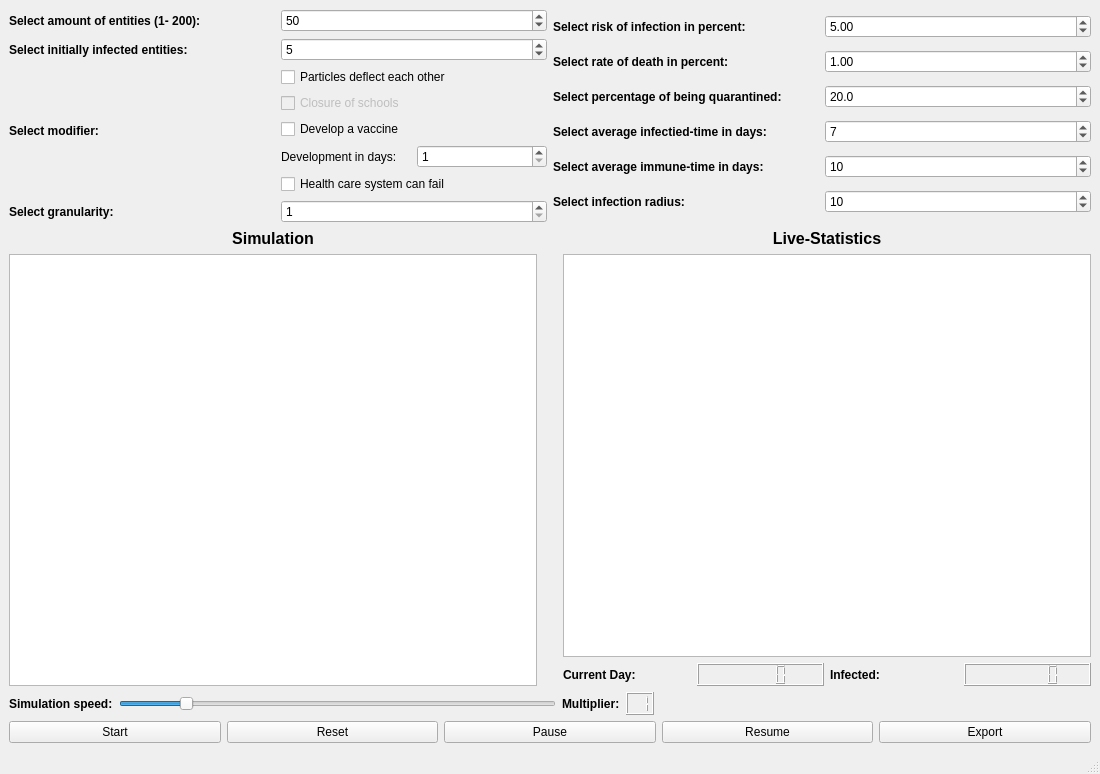
The window that resources/mainwindow.ui (JonasAdler/pandemic_simulator) describes before a commit, drawn with Qt 5.
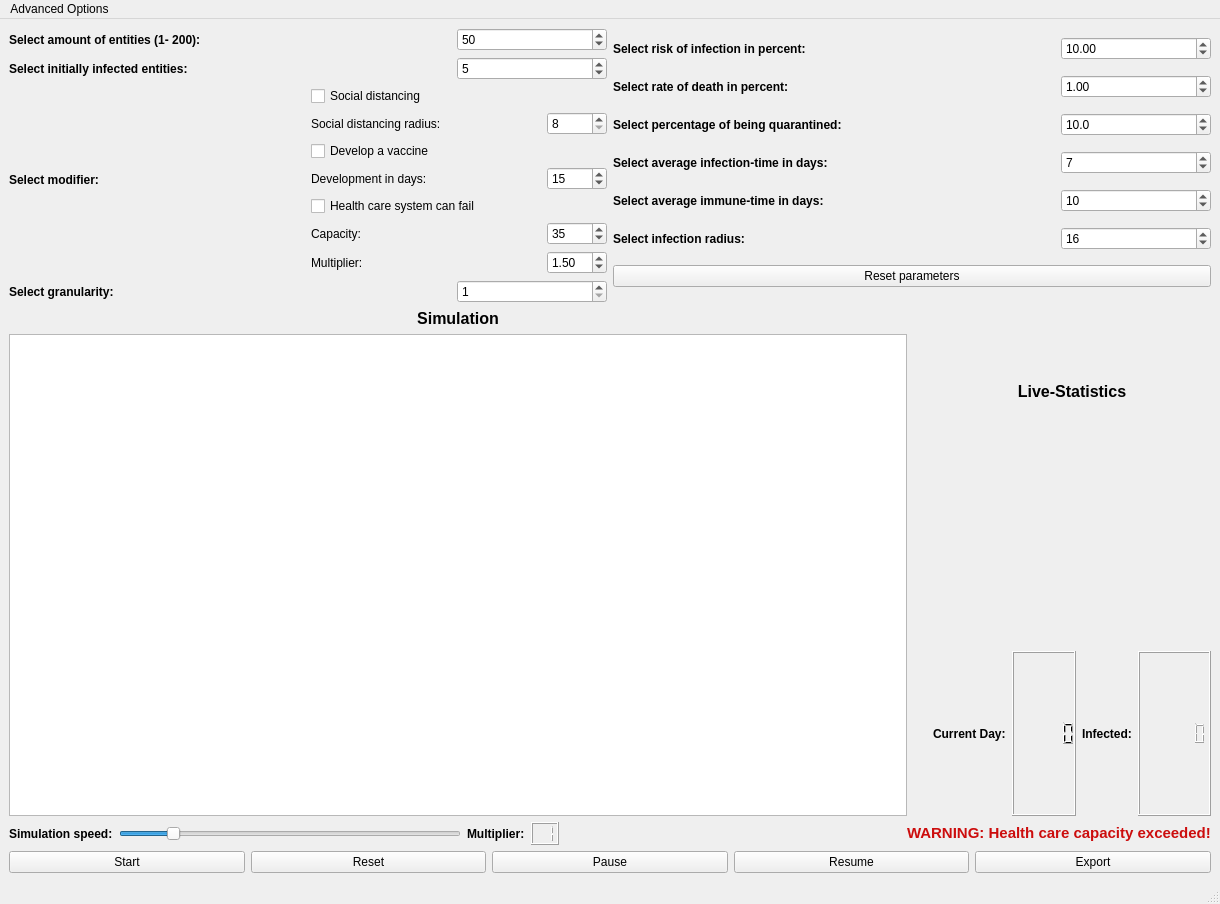
The same window after the commit. Custom widgets are drawn as their Qt base class.

Commit message: Almost finished

```diff
--- a/resources/mainwindow.ui
+++ b/resources/mainwindow.ui
@@ -6,8 +6,8 @@
    <rect>
     <x>0</x>
     <y>0</y>
-    <width>1100</width>
-    <height>774</height>
+    <width>1220</width>
+    <height>904</height>
    </rect>
   </property>
   <property name="windowTitle">
@@ -38,6 +38,18 @@
             </item>
             <item>
              <widget class="QSpinBox" name="entitiesSpinBox">
+              <property name="minimumSize">
+               <size>
+                <width>150</width>
+                <height>0</height>
+               </size>
+              </property>
+              <property name="maximumSize">
+               <size>
+                <width>150</width>
+                <height>16777215</height>
+               </size>
+              </property>
               <property name="minimum">
                <number>1</number>
               </property>
@@ -71,6 +83,18 @@
             </item>
             <item>
              <widget class="QSpinBox" name="initiallyInfectedSpinBox">
+              <property name="minimumSize">
+               <size>
+                <width>150</width>
+                <height>0</height>
+               </size>
+              </property>
+              <property name="maximumSize">
+               <size>
+                <width>150</width>
+                <height>16777215</height>
+               </size>
+              </property>
               <property name="minimum">
                <number>1</number>
               </property>
@@ -109,19 +133,45 @@
               <item>
                <widget class="QCheckBox" name="deflectEachOtherCheckBox">
                 <property name="text">
-                 <string>Particles deflect each other</string>
+                 <string>Social distancing</string>
                 </property>
                </widget>
               </item>
               <item>
-               <widget class="QCheckBox" name="closureOfSchoolsCheckBox">
-                <property name="enabled">
-                 <bool>false</bool>
-                </property>
-                <property name="text">
-                 <string>Closure of schools</string>
-                </property>
-               </widget>
+               <layout class="QHBoxLayout" name="horizontalLayout_19">
+                <item>
+                 <widget class="QLabel" name="socialDistancingLabel">
+                  <property name="toolTip">
+                   <string>&lt;html&gt;&lt;head/&gt;&lt;body&gt;&lt;p&gt;&lt;span style=&quot; font-style:italic;&quot;&gt;Select the social distancing distance for the particles! (Min value = size of particle = 8, Max value = 2x size of particle = 16)&lt;/span&gt;&lt;/p&gt;&lt;/body&gt;&lt;/html&gt;</string>
+                  </property>
+                  <property name="text">
+                   <string>Social distancing radius:</string>
+                  </property>
+                 </widget>
+                </item>
+                <item>
+                 <widget class="QSpinBox" name="socialDistancingSpinBox">
+                  <property name="minimumSize">
+                   <size>
+                    <width>60</width>
+                    <height>0</height>
+                   </size>
+                  </property>
+                  <property name="maximumSize">
+                   <size>
+                    <width>60</width>
+                    <height>60</height>
+                   </size>
+                  </property>
+                  <property name="minimum">
+                   <number>8</number>
+                  </property>
+                  <property name="maximum">
+                   <number>16</number>
+                  </property>
+                 </widget>
+                </item>
+               </layout>
               </item>
               <item>
                <widget class="QCheckBox" name="vaccineCheckBox">
@@ -144,12 +194,27 @@
                 </item>
                 <item>
                  <widget class="QSpinBox" name="vaccineDaysSpinBox">
+                  <property name="minimumSize">
+                   <size>
+                    <width>60</width>
+                    <height>0</height>
+                   </size>
+                  </property>
+                  <property name="maximumSize">
+                   <size>
+                    <width>60</width>
+                    <height>60</height>
+                   </size>
+                  </property>
                   <property name="minimum">
                    <number>1</number>
                   </property>
                   <property name="maximum">
                    <number>365</number>
                   </property>
+                  <property name="value">
+                   <number>15</number>
+                  </property>
                  </widget>
                 </item>
                </layout>
@@ -161,6 +226,88 @@
                 </property>
                </widget>
               </item>
+              <item>
+               <layout class="QVBoxLayout" name="verticalLayout_6">
+                <item>
+                 <layout class="QHBoxLayout" name="horizontalLayout_20">
+                  <item>
+                   <widget class="QLabel" name="capacityLabel">
+                    <property name="toolTip">
+                     <string>&lt;html&gt;&lt;head/&gt;&lt;body&gt;&lt;p&gt;&lt;span style=&quot; font-style:italic;&quot;&gt;Percentage of total particles -&amp;gt; Maximum amount of infected particles that the health care system can carry!&lt;/span&gt;&lt;/p&gt;&lt;/body&gt;&lt;/html&gt;</string>
+                    </property>
+                    <property name="text">
+                     <string>Capacity:</string>
+                    </property>
+                   </widget>
+                  </item>
+                  <item>
+                   <widget class="QSpinBox" name="healthCareCapacitySpinBox">
+                    <property name="minimumSize">
+                     <size>
+                      <width>60</width>
+                      <height>0</height>
+                     </size>
+                    </property>
+                    <property name="maximumSize">
+                     <size>
+                      <width>60</width>
+                      <height>60</height>
+                     </size>
+                    </property>
+                    <property name="maximum">
+                     <number>100</number>
+                    </property>
+                    <property name="value">
+                     <number>35</number>
+                    </property>
+                   </widget>
+                  </item>
+                 </layout>
+                </item>
+                <item>
+                 <layout class="QHBoxLayout" name="horizontalLayout_21">
+                  <item>
+                   <widget class="QLabel" name="deathRateMultiplierLabel">
+                    <property name="toolTip">
+                     <string>&lt;html&gt;&lt;head/&gt;&lt;body&gt;&lt;p&gt;&lt;span style=&quot; font-style:italic;&quot;&gt;How much the death rate increases for particles where treatment is no longer possible.&lt;/span&gt;&lt;/p&gt;&lt;/body&gt;&lt;/html&gt;</string>
+                    </property>
+                    <property name="text">
+                     <string>Multiplier:</string>
+                    </property>
+                   </widget>
+                  </item>
+                  <item>
+                   <widget class="QDoubleSpinBox" name="deathRateMultiplierSpinBox">
+                    <property name="minimumSize">
+                     <size>
+                      <width>60</width>
+                      <height>0</height>
+                     </size>
+                    </property>
+                    <property name="maximumSize">
+                     <size>
+                      <width>60</width>
+                      <height>60</height>
+                     </size>
+                    </property>
+                    <property name="minimum">
+                     <double>1.000000000000000</double>
+                    </property>
+                    <property name="maximum">
+                     <double>3.000000000000000</double>
+                    </property>
+                    <property name="singleStep">
+                     <double>0.100000000000000</double>
+                    </property>
+                    <property name="value">
+                     <double>1.500000000000000</double>
+                    </property>
+                   </widget>
+                  </item>
+                 </layout>
+                </item>
+               </layout>
+              </item>
              </layout>
             </item>
            </layout>
@@ -188,6 +335,18 @@
             </item>
             <item>
              <widget class="QSpinBox" name="granularitySpinBox">
+              <property name="minimumSize">
+               <size>
+                <width>150</width>
+                <height>0</height>
+               </size>
+              </property>
+              <property name="maximumSize">
+               <size>
+                <width>150</width>
+                <height>16777215</height>
+               </size>
+              </property>
               <property name="minimum">
                <number>1</number>
               </property>
@@ -222,6 +381,18 @@
             </item>
             <item>
              <widget class="QDoubleSpinBox" name="riskOfInfSpinBox">
+              <property name="minimumSize">
+               <size>
+                <width>150</width>
+                <height>0</height>
+               </size>
+              </property>
+              <property name="maximumSize">
+               <size>
+                <width>150</width>
+                <height>16777215</height>
+               </size>
+              </property>
               <property name="maximum">
                <double>100.000000000000000</double>
               </property>
@@ -229,7 +400,7 @@
                <double>0.100000000000000</double>
               </property>
               <property name="value">
-               <double>5.000000000000000</double>
+               <double>10.000000000000000</double>
               </property>
              </widget>
             </item>
@@ -255,6 +426,18 @@
             </item>
             <item>
              <widget class="QDoubleSpinBox" name="rateOfDeathSpinBox">
+              <property name="minimumSize">
+               <size>
+                <width>150</width>
+                <height>0</height>
+               </size>
+              </property>
+              <property name="maximumSize">
+               <size>
+                <width>150</width>
+                <height>16777215</height>
+               </size>
+              </property>
               <property name="maximum">
                <double>100.000000000000000</double>
               </property>
@@ -288,6 +471,18 @@
             </item>
             <item>
              <widget class="QDoubleSpinBox" name="percentageQuarantineSpinBox">
+              <property name="minimumSize">
+               <size>
+                <width>150</width>
+                <height>0</height>
+               </size>
+              </property>
+              <property name="maximumSize">
+               <size>
+                <width>150</width>
+                <height>16777215</height>
+               </size>
+              </property>
               <property name="decimals">
                <number>1</number>
               </property>
@@ -295,7 +490,7 @@
                <double>0.100000000000000</double>
               </property>
               <property name="value">
-               <double>20.000000000000000</double>
+               <double>10.000000000000000</double>
               </property>
              </widget>
             </item>
@@ -315,12 +510,24 @@
                <string>&lt;html&gt;&lt;head/&gt;&lt;body&gt;&lt;p&gt;&lt;span style=&quot; font-size:10pt; font-style:italic;&quot;&gt;Randomly selects a time within a deviation of 25% of the selected value&lt;/span&gt;&lt;/p&gt;&lt;/body&gt;&lt;/html&gt;</string>
               </property>
               <property name="text">
-               <string>Select average infectied-time in days:</string>
+               <string>Select average infection-time in days:</string>
               </property>
              </widget>
             </item>
             <item>
              <widget class="QSpinBox" name="avgInfectionTimeSpinBox">
+              <property name="minimumSize">
+               <size>
+                <width>150</width>
+                <height>0</height>
+               </size>
+              </property>
+              <property name="maximumSize">
+               <size>
+                <width>150</width>
+                <height>16777215</height>
+               </size>
+              </property>
               <property name="buttonSymbols">
                <enum>QAbstractSpinBox::UpDownArrows</enum>
               </property>
@@ -328,7 +535,7 @@
                <number>1</number>
               </property>
               <property name="maximum">
-               <number>60</number>
+               <number>100</number>
               </property>
               <property name="value">
                <number>7</number>
@@ -357,6 +564,18 @@
             </item>
             <item>
              <widget class="QSpinBox" name="avgImmuneTimeSpinBox">
+              <property name="minimumSize">
+               <size>
+                <width>150</width>
+                <height>0</height>
+               </size>
+              </property>
+              <property name="maximumSize">
+               <size>
+                <width>150</width>
+                <height>16777215</height>
+               </size>
+              </property>
               <property name="minimum">
                <number>1</number>
               </property>
@@ -373,7 +592,7 @@
           <item>
            <layout class="QHBoxLayout" name="horizontalLayout_18">
             <item>
-             <widget class="QLabel" name="infectionRadiusSpinBox">
+             <widget class="QLabel" name="infectionRadiusLabel">
               <property name="font">
                <font>
                 <weight>75</weight>
@@ -389,7 +608,19 @@
              </widget>
             </item>
             <item>
-             <widget class="QSpinBox" name="infectionRadiusSpinBox_2">
+             <widget class="QSpinBox" name="infectionRadiusSpinBox">
+              <property name="minimumSize">
+               <size>
+                <width>150</width>
+                <height>0</height>
+               </size>
+              </property>
+              <property name="maximumSize">
+               <size>
+                <width>150</width>
+                <height>16777215</height>
+               </size>
+              </property>
               <property name="minimum">
                <number>1</number>
               </property>
@@ -397,12 +628,22 @@
                <number>100</number>
               </property>
               <property name="value">
-               <number>10</number>
+               <number>16</number>
               </property>
              </widget>
             </item>
            </layout>
           </item>
+          <item>
+           <widget class="QPushButton" name="resetParameterButton">
+            <property name="toolTip">
+             <string>&lt;html&gt;&lt;head/&gt;&lt;body&gt;&lt;p&gt;&lt;span style=&quot; font-style:italic;&quot;&gt;Resets all changable values to their respective default value!&lt;/span&gt;&lt;/p&gt;&lt;/body&gt;&lt;/html&gt;</string>
+            </property>
+            <property name="text">
+             <string>Reset parameters</string>
+            </property>
+           </widget>
+          </item>
          </layout>
         </item>
        </layout>
@@ -462,7 +703,7 @@
            </widget>
           </item>
           <item>
-           <widget class="QGraphicsView" name="graphicsView_3"/>
+           <widget class="PlotWidget" name="graphicWidget" native="true"/>
           </item>
           <item>
            <layout class="QHBoxLayout" name="horizontalLayout_12">
@@ -610,6 +851,24 @@
           </property>
          </spacer>
         </item>
+        <item>
+         <widget class="QLabel" name="warningCapacityLabel">
+          <property name="minimumSize">
+           <size>
+            <width>300</width>
+            <height>0</height>
+           </size>
+          </property>
+          <property name="font">
+           <font>
+            <underline>false</underline>
+           </font>
+          </property>
+          <property name="text">
+           <string>&lt;html&gt;&lt;head/&gt;&lt;body&gt;&lt;p&gt;&lt;span style=&quot; font-size:11pt; font-weight:600; color:#cc0d0d;&quot;&gt;WARNING: Health care capacity exceeded!&lt;/span&gt;&lt;/p&gt;&lt;/body&gt;&lt;/html&gt;</string>
+          </property>
+         </widget>
+        </item>
        </layout>
       </item>
       <item>
@@ -629,6 +888,15 @@
           <property name="text">
            <string>Reset</string>
           </property>
+          <property name="autoDefault">
+           <bool>false</bool>
+          </property>
+          <property name="default">
+           <bool>false</bool>
+          </property>
+          <property name="flat">
+           <bool>false</bool>
+          </property>
          </widget>
         </item>
         <item>
@@ -649,11 +917,15 @@
          </widget>
         </item>
         <item>
-         <widget class="QPushButton" name="exportCsvButton">
-          <property name="text">
-           <string>Export</string>
-          </property>
-         </widget>
+         <layout class="QVBoxLayout" name="verticalLayout_7">
+          <item>
+           <widget class="QPushButton" name="exportCsvButton">
+            <property name="text">
+             <string>Export</string>
+            </property>
+           </widget>
+          </item>
+         </layout>
         </item>
        </layout>
       </item>
@@ -666,13 +938,35 @@
     <rect>
      <x>0</x>
      <y>0</y>
-     <width>1100</width>
+     <width>1220</width>
      <height>21</height>
     </rect>
    </property>
+   <widget class="QMenu" name="menuAdvanced_Options">
+    <property name="title">
+     <string>Advanced Options</string>
+    </property>
+    <widget class="QMenu" name="menuShow_Hide">
+     <property name="title">
+      <string>Show/Hide...</string>
+     </property>
+     <addaction name="actionInfection_radius"/>
+     <addaction name="actionSocial_distancing_radius"/>
+    </widget>
+    <addaction name="menuShow_Hide"/>
+   </widget>
+   <addaction name="menuAdvanced_Options"/>
   </widget>
   <widget class="QStatusBar" name="statusbar"/>
  </widget>
+ <customwidgets>
+  <customwidget>
+   <class>PlotWidget</class>
+   <extends>QWidget</extends>
+   <header location="global">pyqtgraph</header>
+   <container>1</container>
+  </customwidget>
+ </customwidgets>
  <resources/>
  <connections/>
 </ui>
```
Left out of the diff: 72 changed lines with no effect on the pictures.
